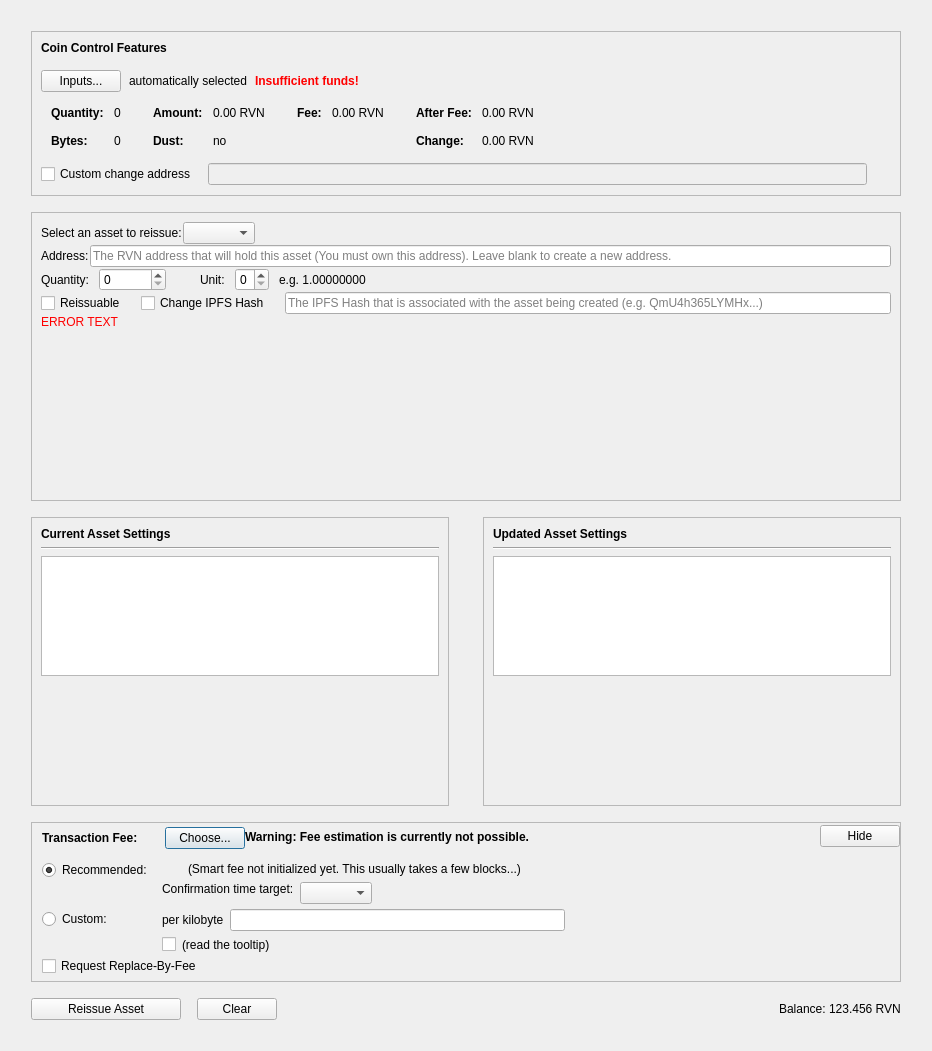
The window that src/qt/forms/reissueassetdialog.ui (phoenixkonsole/xbtx) describes before a commit, drawn with Qt 5.
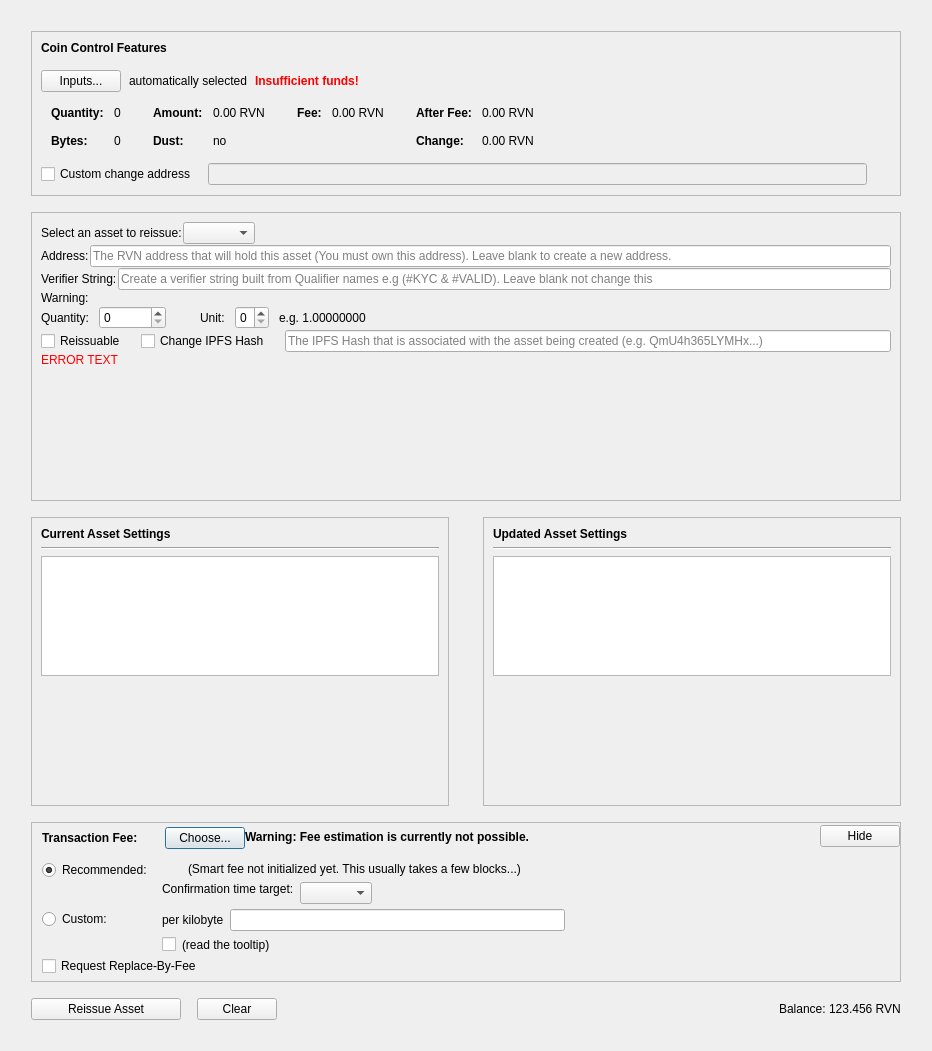
The same window after the commit. Custom widgets are drawn as their Qt base class.

```diff
--- a/src/qt/forms/reissueassetdialog.ui
+++ b/src/qt/forms/reissueassetdialog.ui
@@ -644,6 +644,31 @@
             </item>
            </layout>
           </item>
+          <item>
+           <layout class="QHBoxLayout" name="horizontalLayout_15">
+            <item>
+             <widget class="QLabel" name="labelVerifierString">
+              <property name="text">
+               <string>Verifier String:</string>
+              </property>
+             </widget>
+            </item>
+            <item>
+             <widget class="QLineEdit" name="lineEditVerifierString">
+              <property name="placeholderText">
+               <string>Create a verifier string built from Qualifier names e.g (#KYC &amp; #VALID). Leave blank not change this</string>
+              </property>
+             </widget>
+            </item>
+           </layout>
+          </item>
+          <item>
+           <widget class="QLabel" name="labelReissueVerifierStringErrorMessage">
+            <property name="text">
+             <string>Warning:</string>
+            </property>
+           </widget>
+          </item>
           <item>
            <layout class="QHBoxLayout" name="horizontalLayout_2">
             <property name="spacing">
```
